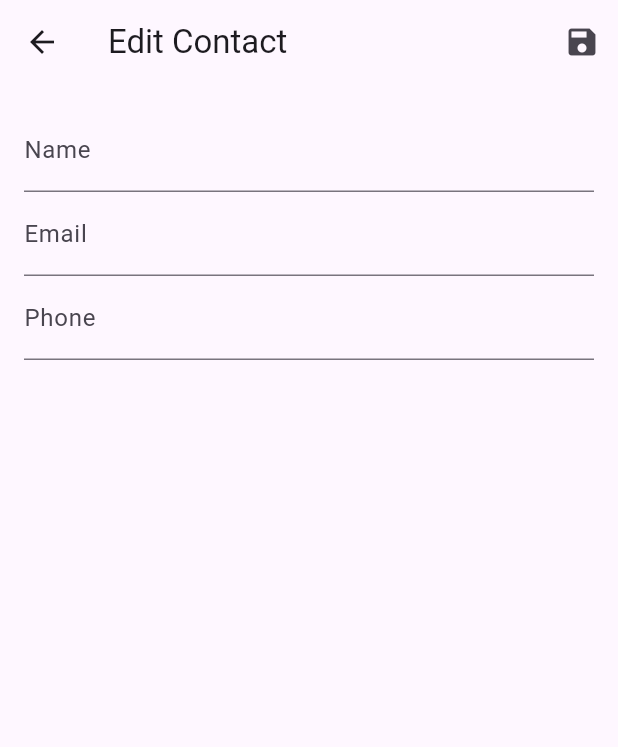
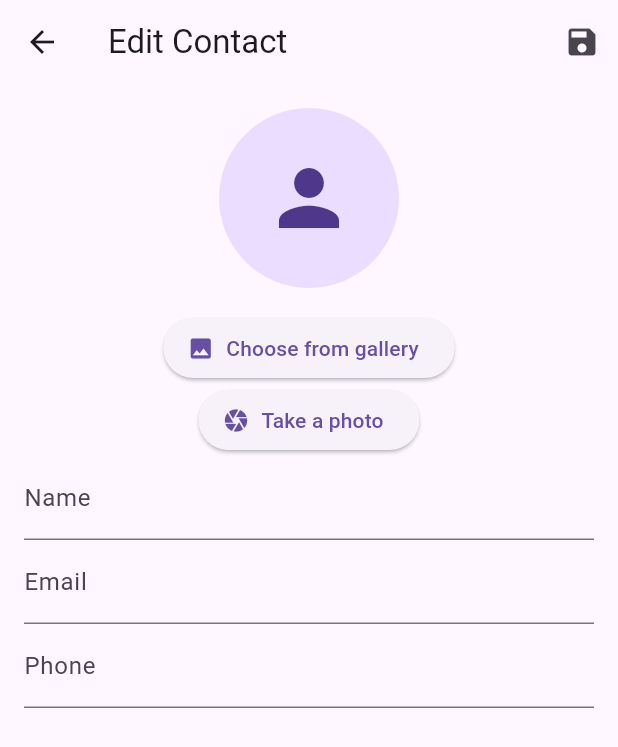
Before and after one commit to BernardoArede/ContactsApp-Flutter, a Flutter app: the EditContactScreen screen opened directly with empty values, on a phone screen of 412 x 824 dp. Shown: the top 747 px of the screen. Run offline on Flutter 3.47's test engine with Material 3 defaults, Android fonts, the phone set to English and light mode, and no system bars; our stand-ins replace image_picker.

Commit message:
EditContactScreen(Add photo)

```diff
--- a/lib/screens/editContactScreen.dart
+++ b/lib/screens/editContactScreen.dart
@@ -1,5 +1,8 @@
+import 'dart:io';
+
 import 'package:flutter/cupertino.dart';
 import 'package:flutter/material.dart';
+import 'package:image_picker/image_picker.dart';
 
 import '../models/contact.dart';
 
@@ -20,6 +23,8 @@ class _EditContactScreenState extends State<EditContactScreen>{
   late TextEditingController nameController;
   late TextEditingController emailController;
   late TextEditingController phoneController;
+  File? _selectedImage;
+  final ImagePicker _picker = ImagePicker();
 
   @override
   void initState(){
@@ -27,6 +32,15 @@ class _EditContactScreenState extends State<EditContactScreen>{
     nameController = TextEditingController(text: widget.contact.name);
     emailController = TextEditingController(text: widget.contact.email);
     phoneController = TextEditingController(text: widget.contact.phone);
+  }
+
+  Future<void> _pickImage(ImageSource source) async {
+    final XFile? pickedFile = await _picker.pickImage(source: source);
+    if (pickedFile != null) {
+      setState(() {
+        _selectedImage = File(pickedFile.path);
+      });
+    }
   }
 
   @override
@@ -52,6 +66,31 @@ class _EditContactScreenState extends State<EditContactScreen>{
         padding: const EdgeInsets.all(16.0),
         child: Column(
           children: [
+            if(_selectedImage != null)
+              CircleAvatar(
+                radius: 60,
+                backgroundImage: FileImage(_selectedImage!),
+              )
+            else
+              const CircleAvatar(
+                radius: 60,
+                child: Icon(Icons.person, size: 60),
+              ),
+            const SizedBox(height: 16,),
+            ElevatedButton.icon(
+              onPressed: () {
+                _pickImage(ImageSource.gallery);
+              },
+              icon: const Icon(Icons.photo),
+              label: const Text("Choose from gallery"),
+            ),
+            ElevatedButton.icon(
+              onPressed: () {
+                _pickImage(ImageSource.camera);
+              },
+              icon: const Icon(Icons.camera),
+              label: const Text("Take a photo"),
+            ),
             TextField(
               controller: nameController,
               decoration: const InputDecoration(labelText: 'Name'),
```
